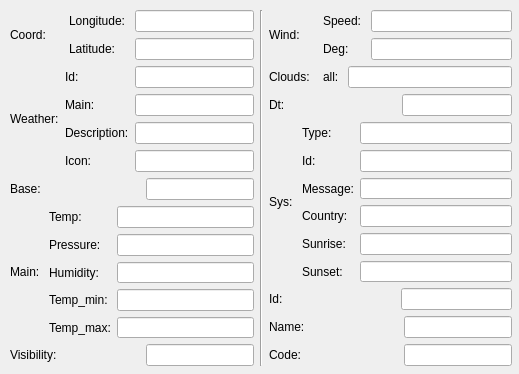
Above: weather_display.ui from spqr33/QtWeatherJSONCheck before the change. Below: the same form after it.
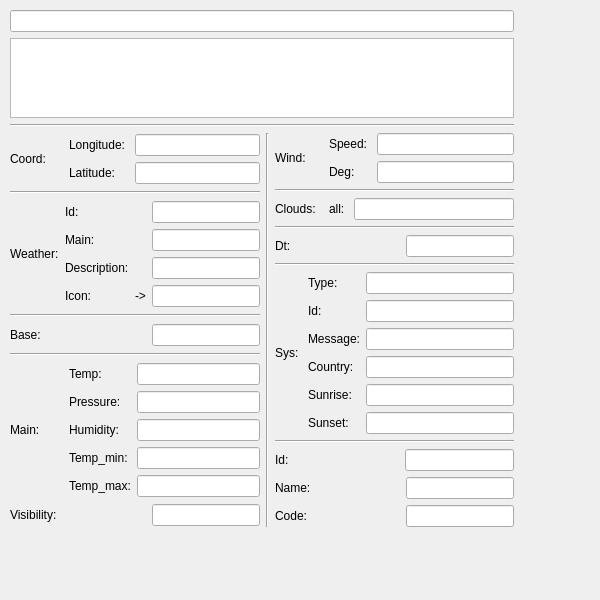
That is the form after the change.

Commit message: At stage it parses and fill the forms, and downloads and sets img

```diff
--- a/weather_display.ui
+++ b/weather_display.ui
@@ -6,22 +6,67 @@
    <rect>
     <x>0</x>
     <y>0</y>
-    <width>519</width>
-    <height>374</height>
+    <width>600</width>
+    <height>600</height>
    </rect>
   </property>
+  <property name="minimumSize">
+   <size>
+    <width>550</width>
+    <height>600</height>
+   </size>
+  </property>
   <property name="windowTitle">
    <string>Form</string>
   </property>
-  <widget class="QWidget" name="">
+  <widget class="QWidget" name="layoutWidget">
    <property name="geometry">
     <rect>
      <x>10</x>
      <y>10</y>
-     <width>502</width>
-     <height>356</height>
+     <width>504</width>
+     <height>517</height>
     </rect>
    </property>
+   <layout class="QVBoxLayout" name="verticalLayout_4">
+    <item>
+     <layout class="QVBoxLayout" name="verticalLayout_3">
+      <item>
+       <widget class="QLineEdit" name="requestLine"/>
+      </item>
+      <item>
+       <widget class="QTextEdit" name="textEdit">
+        <property name="sizePolicy">
+         <sizepolicy hsizetype="Fixed" vsizetype="Fixed">
+          <horstretch>0</horstretch>
+          <verstretch>0</verstretch>
+         </sizepolicy>
+        </property>
+        <property name="maximumSize">
+         <size>
+          <width>600</width>
+          <height>80</height>
+         </size>
+        </property>
+        <property name="html">
+         <string>&lt;!DOCTYPE HTML PUBLIC &quot;-//W3C//DTD HTML 4.0//EN&quot; &quot;http://www.w3.org/TR/REC-html40/strict.dtd&quot;&gt;
+&lt;html&gt;&lt;head&gt;&lt;meta name=&quot;qrichtext&quot; content=&quot;1&quot; /&gt;&lt;style type=&quot;text/css&quot;&gt;
+p, li { white-space: pre-wrap; }
+&lt;/style&gt;&lt;/head&gt;&lt;body style=&quot; font-family:'MS Shell Dlg 2'; font-size:8.25pt; font-weight:400; font-style:normal;&quot;&gt;
+&lt;p style=&quot;-qt-paragraph-type:empty; margin-top:0px; margin-bottom:0px; margin-left:0px; margin-right:0px; -qt-block-indent:0; text-indent:0px; font-size:8pt; font-weight:40;&quot;&gt;&lt;br /&gt;&lt;/p&gt;&lt;/body&gt;&lt;/html&gt;</string>
+        </property>
+       </widget>
+      </item>
+      <item>
+       <widget class="Line" name="line_2">
+        <property name="orientation">
+         <enum>Qt::Horizontal</enum>
+        </property>
+       </widget>
+      </item>
+     </layout>
+    </item>
+    <item>
    <layout class="QHBoxLayout" name="horizontalLayout">
     <item>
      <layout class="QVBoxLayout" name="verticalLayout">
@@ -64,6 +109,13 @@
         </item>
        </layout>
       </item>
+        <item>
+         <widget class="Line" name="line_3">
+          <property name="orientation">
+           <enum>Qt::Horizontal</enum>
+          </property>
+         </widget>
+        </item>
       <item>
        <layout class="QHBoxLayout" name="horizontalLayout_2">
         <item>
@@ -75,15 +127,24 @@
         </item>
         <item>
          <layout class="QGridLayout" name="gridLayout_2">
-          <item row="0" column="0">
-           <widget class="QLabel" name="label_3">
+            <item row="3" column="0">
+             <widget class="QLabel" name="label_6">
             <property name="text">
-             <string>Id:</string>
+               <string>Icon:</string>
             </property>
            </widget>
           </item>
-          <item row="0" column="1">
-           <widget class="QLineEdit" name="id2"/>
+            <item row="2" column="2">
+             <widget class="QLineEdit" name="description"/>
+            </item>
+            <item row="1" column="2">
+             <widget class="QLineEdit" name="main"/>
+            </item>
+            <item row="3" column="2">
+             <widget class="QLineEdit" name="icon"/>
+            </item>
+            <item row="0" column="2">
+             <widget class="QLineEdit" name="id"/>
           </item>
           <item row="1" column="0">
            <widget class="QLabel" name="label_4">
@@ -92,9 +153,6 @@
             </property>
            </widget>
           </item>
-          <item row="1" column="1">
-           <widget class="QLineEdit" name="main"/>
-          </item>
           <item row="2" column="0">
            <widget class="QLabel" name="label_5">
             <property name="text">
@@ -102,23 +160,31 @@
             </property>
            </widget>
           </item>
-          <item row="2" column="1">
-           <widget class="QLineEdit" name="description"/>
-          </item>
-          <item row="3" column="0">
-           <widget class="QLabel" name="label_6">
+            <item row="0" column="0">
+             <widget class="QLabel" name="label_3">
             <property name="text">
-             <string>Icon:</string>
+               <string>Id:</string>
             </property>
            </widget>
           </item>
           <item row="3" column="1">
-           <widget class="QLineEdit" name="icon"/>
+             <widget class="QLabel" name="image">
+              <property name="text">
+               <string>-&gt;</string>
+              </property>
+             </widget>
           </item>
          </layout>
         </item>
        </layout>
       </item>
+        <item>
+         <widget class="Line" name="line_4">
+          <property name="orientation">
+           <enum>Qt::Horizontal</enum>
+          </property>
+         </widget>
+        </item>
       <item>
        <layout class="QHBoxLayout" name="horizontalLayout_3">
         <item>
@@ -146,31 +212,42 @@
         </item>
        </layout>
       </item>
+        <item>
+         <widget class="Line" name="line_5">
+          <property name="orientation">
+           <enum>Qt::Horizontal</enum>
+          </property>
+         </widget>
+        </item>
       <item>
        <layout class="QHBoxLayout" name="horizontalLayout_4">
         <item>
          <widget class="QLabel" name="coord_3">
           <property name="text">
-           <string>Main: </string>
+             <string>Main:       </string>
           </property>
          </widget>
         </item>
         <item>
          <layout class="QGridLayout" name="gridLayout_3">
-          <item row="3" column="1">
-           <widget class="QLineEdit" name="temp_min"/>
+            <item row="1" column="1">
+             <widget class="QLineEdit" name="temp"/>
           </item>
           <item row="4" column="0">
+             <widget class="QLabel" name="label_13">
+              <property name="text">
+               <string>Temp_min:</string>
+              </property>
+             </widget>
+            </item>
+            <item row="5" column="0">
            <widget class="QLabel" name="label_12">
             <property name="text">
              <string>Temp_max:</string>
             </property>
            </widget>
           </item>
-          <item row="1" column="1">
-           <widget class="QLineEdit" name="pressure"/>
-          </item>
-          <item row="1" column="0">
+            <item row="2" column="0">
            <widget class="QLabel" name="label_10">
             <property name="text">
              <string>Pressure:</string>
@@ -178,30 +255,6 @@
            </widget>
           </item>
           <item row="3" column="0">
-           <widget class="QLabel" name="label_13">
-            <property name="text">
-             <string>Temp_min:</string>
-            </property>
-           </widget>
-          </item>
-          <item row="4" column="1">
-           <widget class="QLineEdit" name="temp_max">
-            <property name="text">
-             <string/>
-            </property>
-           </widget>
-          </item>
-          <item row="0" column="1">
-           <widget class="QLineEdit" name="temp"/>
-          </item>
-          <item row="0" column="0">
-           <widget class="QLabel" name="label_9">
-            <property name="text">
-             <string>Temp:</string>
-            </property>
-           </widget>
-          </item>
-          <item row="2" column="0">
            <widget class="QLabel" name="label_11">
             <property name="text">
              <string>Humidity:</string>
@@ -209,8 +262,28 @@
            </widget>
           </item>
           <item row="2" column="1">
+             <widget class="QLineEdit" name="pressure"/>
+            </item>
+            <item row="5" column="1">
+             <widget class="QLineEdit" name="temp_max">
+              <property name="text">
+               <string/>
+              </property>
+             </widget>
+            </item>
+            <item row="3" column="1">
            <widget class="QLineEdit" name="humidity"/>
           </item>
+            <item row="4" column="1">
+             <widget class="QLineEdit" name="temp_min"/>
+            </item>
+            <item row="1" column="0">
+             <widget class="QLabel" name="label_9">
+              <property name="text">
+               <string>Temp:</string>
+              </property>
+             </widget>
+            </item>
          </layout>
         </item>
        </layout>
@@ -288,6 +361,13 @@
         </item>
        </layout>
       </item>
+        <item>
+         <widget class="Line" name="line_6">
+          <property name="orientation">
+           <enum>Qt::Horizontal</enum>
+          </property>
+         </widget>
+        </item>
       <item>
        <layout class="QHBoxLayout" name="horizontalLayout_7">
         <item>
@@ -313,6 +393,13 @@
         </item>
        </layout>
       </item>
+        <item>
+         <widget class="Line" name="line_7">
+          <property name="orientation">
+           <enum>Qt::Horizontal</enum>
+          </property>
+         </widget>
+        </item>
       <item>
        <layout class="QHBoxLayout" name="horizontalLayout_8">
         <item>
@@ -340,6 +427,13 @@
         </item>
        </layout>
       </item>
+        <item>
+         <widget class="Line" name="line_8">
+          <property name="orientation">
+           <enum>Qt::Horizontal</enum>
+          </property>
+         </widget>
+        </item>
       <item>
        <layout class="QHBoxLayout" name="horizontalLayout_9">
         <item>
@@ -362,10 +456,10 @@
            </widget>
           </item>
           <item row="1" column="1">
-           <widget class="QLineEdit" name="pressure_2"/>
+             <widget class="QLineEdit" name="i"/>
           </item>
           <item row="0" column="1">
-           <widget class="QLineEdit" name="temp_2"/>
+             <widget class="QLineEdit" name="type"/>
           </item>
           <item row="2" column="1">
            <widget class="QLineEdit" name="message"/>
@@ -423,6 +517,13 @@
         </item>
        </layout>
       </item>
+        <item>
+         <widget class="Line" name="line_9">
+          <property name="orientation">
+           <enum>Qt::Horizontal</enum>
+          </property>
+         </widget>
+        </item>
       <item>
        <layout class="QHBoxLayout" name="horizontalLayout_10">
         <item>
@@ -500,7 +601,9 @@
          </spacer>
         </item>
         <item>
-         <widget class="QLineEdit" name="code"/>
+           <widget class="QLineEdit" name="cod"/>
+          </item>
+         </layout>
         </item>
        </layout>
       </item>
@@ -508,30 +611,6 @@
     </item>
    </layout>
   </widget>
-  <zorder>coord</zorder>
-  <zorder>label</zorder>
-  <zorder>lon</zorder>
-  <zorder>label_2</zorder>
-  <zorder>lat</zorder>
-  <zorder>layoutWidget</zorder>
-  <zorder>label_5</zorder>
-  <zorder>description</zorder>
-  <zorder>label_6</zorder>
-  <zorder>icon</zorder>
-  <zorder>base</zorder>
-  <zorder>label_8</zorder>
-  <zorder>horizontalSpacer</zorder>
-  <zorder>line</zorder>
-  <zorder>label_8</zorder>
-  <zorder>layoutWidget</zorder>
-  <zorder>layoutWidget_2</zorder>
-  <zorder>layoutWidget_3</zorder>
-  <zorder>layoutWidget_4</zorder>
-  <zorder>layoutWidget_5</zorder>
-  <zorder>layoutWidget_6</zorder>
-  <zorder>layoutWidget_7</zorder>
-  <zorder>layoutWidget_8</zorder>
-  <zorder>layoutWidget_9</zorder>
  </widget>
  <resources/>
  <connections/>
```
Lines whose indentation alone changed are shown as unchanged. The commit also changes 5 other files.
